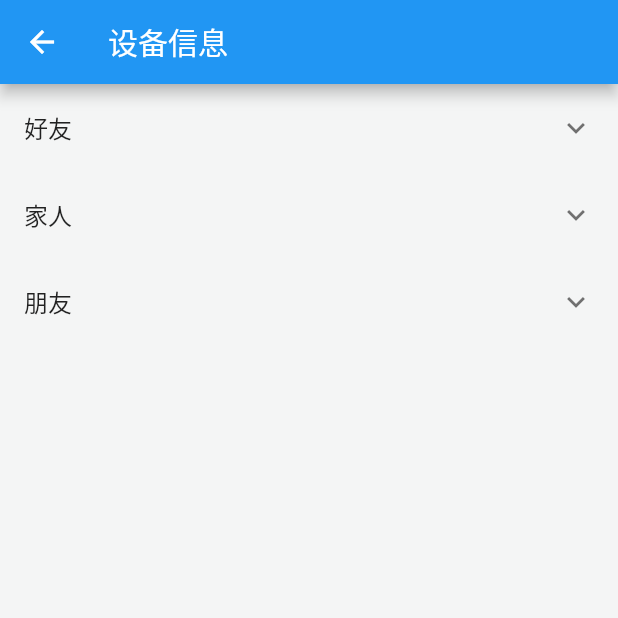
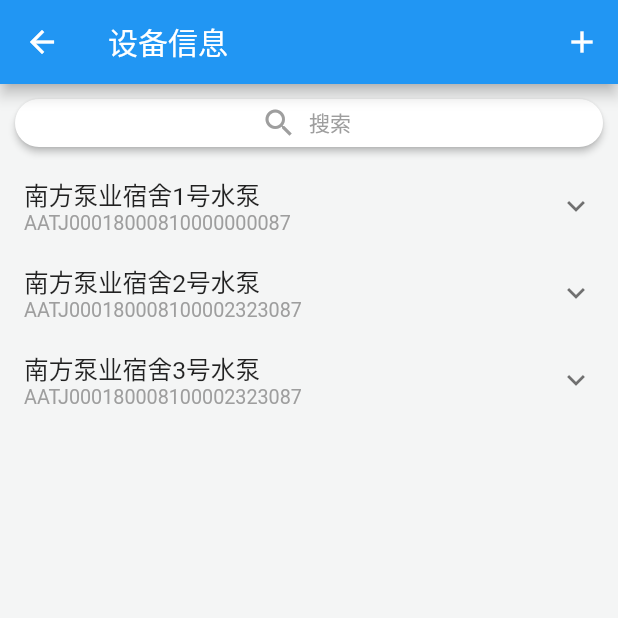
Before and after one commit to yc199609/easy_raotating, a Flutter app: the ChipBindDetailPage screen opened directly, on a phone screen of 412 x 824 dp, the top half of it. Run offline on Flutter 3.47's test engine with Material 2 defaults, Android fonts, the phone set to English and light mode, and no system bars; our stand-ins replace charts_flutter, flutter_screenutil, flutter_slidable, flutter_svg; network calls fail.

Commit message:
:lipstick: 芯片绑定样式调整

```diff
--- a/lib/pages/chip_bind_detail_page/index.dart
+++ b/lib/pages/chip_bind_detail_page/index.dart
@@ -1,6 +1,8 @@
 import 'package:flutter/material.dart';
 import 'package:flutter_screenutil/flutter_screenutil.dart';
+import 'package:flutter_slidable/flutter_slidable.dart';
 import '../../components/myExpansionTile.dart';
+import '../../components/search_bar.dart';
 
 class ChipBindDetailPage extends StatefulWidget {
   ChipBindDetailPage({Key key}) : super(key: key);
@@ -25,10 +27,19 @@ class _ChipBindDetailPageState extends State<ChipBindDetailPage> {
   Widget build(BuildContext context) {
     ScreenUtil.instance = ScreenUtil(width: 750, height: 1334)..init(context);
     return Scaffold(
-      appBar: AppBar(title: Text('设备信息'),),
+      appBar: AppBar(
+        title: Text('设备信息'),
+        actions: <Widget>[
+          IconButton(
+            icon: Icon(Icons.add),
+            onPressed: (){},
+          )
+        ],
+      ),
       backgroundColor: Color.fromRGBO(244, 245, 245, 1.0),
       body: ListView(
         children: [
+          SearchBarDemo(),
           MyExpansionTile(
             onTap: (){
               setState(() {
@@ -36,11 +47,47 @@ class _ChipBindDetailPageState extends State<ChipBindDetailPage> {
               });
             },
             isExpanded: isActive(0),
-            title:Text('好友'),
+            title:Column(
+              crossAxisAlignment: CrossAxisAlignment.start,
               children: <Widget>[
-              ListTile(title: Text('我的好友1')),
-              ListTile(title: Text('我的好友1'))
+                Text('南方泵业宿舍1号水泵',style: TextStyle(
+                  fontSize: ScreenUtil().setSp(30)
+                ),),
+                Text('AATJ00018000810000000087',style: TextStyle(
+                  fontSize: ScreenUtil().setSp(24),
+                  color: Colors.grey
+                ),)
               ],
+            ),
+            children: List.generate(5, (i)=>(
+              Slidable(
+                actionPane: SlidableScrollActionPane(),//滑出选项的面板 动画
+                actionExtentRatio: 0.25,
+                child: ListTile(
+                  leading: ClipRRect(
+                    borderRadius: BorderRadius.circular(8),
+                    child: Image.asset('assets/images/chip.png',width: 56,height: 55),
+                  ),
+                  title: Text('DSFSDSGDSGSDF$i'),
+                  subtitle: Text('前轴承'),
+                ),
+                secondaryActions: <Widget>[//右侧按钮列表
+                  IconSlideAction(
+                    caption: 'More',
+                    color: Colors.black45,
+                    icon: Icons.more_horiz,
+                    onTap: (){},
+                  ),
+                  IconSlideAction(
+                    caption: 'Delete',
+                    color: Colors.red,
+                    icon: Icons.delete,
+                    closeOnTap: false,
+                    onTap: (){},
+                  ),
+                ],
+              )
+            )),
           ),
           MyExpansionTile(
             onTap: (){
@@ -49,17 +96,47 @@ class _ChipBindDetailPageState extends State<ChipBindDetailPage> {
               });
             },
             isExpanded: isActive(1),
-            title:Text('家人'),
+            title:Column(
+              crossAxisAlignment: CrossAxisAlignment.start,
               children: <Widget>[
-              ListTile(title: Text('我的家人1')),
-              ListTile(title: Text('我的家人1')),
-              ListTile(title: Text('我的家人1')),
-              ListTile(title: Text('我的家人1')),
-              ListTile(title: Text('我的家人1')),
-              ListTile(title: Text('我的家人1')),
-              ListTile(title: Text('我的家人1')),
-              ListTile(title: Text('我的家人1')),
+                Text('南方泵业宿舍2号水泵',style: TextStyle(
+                  fontSize: ScreenUtil().setSp(30)
+                ),),
+                Text('AATJ000180008100002323087',style: TextStyle(
+                  fontSize: ScreenUtil().setSp(24),
+                  color: Colors.grey
+                ),)
               ],
+            ),
+            children: List.generate(5, (i)=>(
+              Slidable(
+                actionPane: SlidableScrollActionPane(),//滑出选项的面板 动画
+                actionExtentRatio: 0.25,
+                child: ListTile(
+                  leading: ClipRRect(
+                    borderRadius: BorderRadius.circular(8),
+                    child: Image.asset('assets/images/chip.png',width: 56,height: 55),
+                  ),
+                  title: Text('DSFSDSGDSGSDF$i'),
+                  subtitle: Text('后轴承'),
+                ),
+                secondaryActions: <Widget>[//右侧按钮列表
+                  IconSlideAction(
+                    caption: 'More',
+                    color: Colors.black45,
+                    icon: Icons.more_horiz,
+                    onTap: (){},
+                  ),
+                  IconSlideAction(
+                    caption: 'Delete',
+                    color: Colors.red,
+                    icon: Icons.delete,
+                    closeOnTap: false,
+                    onTap: (){},
+                  ),
+                ],
+              )
+            ))
           ),
           MyExpansionTile(
             onTap: (){
@@ -68,16 +145,72 @@ class _ChipBindDetailPageState extends State<ChipBindDetailPage> {
               });
             },
             isExpanded: isActive(2),
-            title:Text('朋友'),
+            title:Column(
+              crossAxisAlignment: CrossAxisAlignment.start,
               children: <Widget>[
-              ListTile(title: Text('我的朋友1')),
-              ListTile(title: Text('我的朋友1')),
-              ListTile(title: Text('我的朋友1')),
-              ListTile(title: Text('我的朋友1'))
+                Text('南方泵业宿舍3号水泵',style: TextStyle(
+                  fontSize: ScreenUtil().setSp(30)
+                ),),
+                Text('AATJ000180008100002323087',style: TextStyle(
+                  fontSize: ScreenUtil().setSp(24),
+                  color: Colors.grey
+                ),)
               ],
+            ),
+            children: List.generate(5, (i)=>(
+              Slidable(
+                actionPane: SlidableScrollActionPane(),//滑出选项的面板 动画
+                actionExtentRatio: 0.25,
+                child: ListTile(
+                  leading: ClipRRect(
+                    borderRadius: BorderRadius.circular(8),
+                    child: Image.asset('assets/images/chip.png',width: 56,height: 55),
+                  ),
+                  title: Text('DSFSDSGDSGSDF$i'),
+                  subtitle: Text('左侧面'),
+                ),
+                secondaryActions: <Widget>[//右侧按钮列表
+                  IconSlideAction(
+                    caption: 'More',
+                    color: Colors.black45,
+                    icon: Icons.more_horiz,
+                    onTap: (){},
+                  ),
+                  IconSlideAction(
+                    caption: 'Delete',
+                    color: Colors.red,
+                    icon: Icons.delete,
+                    closeOnTap: false,
+                    onTap: (){},
+                  ),
+                ],
+              )
+            ))
           ),
         ],
       ),
     );
   }
 }
+
+
+class SearchBarDemo extends StatelessWidget {
+  @override
+  Widget build(BuildContext context) {
+    return Container(
+      height: 52.0,
+      child: Padding(
+        padding: EdgeInsets.all(10),
+        child: new RaisedButton.icon(
+          label: Text('搜索',style: TextStyle(color: Colors.grey),),
+          icon: Icon(Icons.search,color: Colors.grey,),
+          onPressed: (){
+            showSearch(context: context, delegate: SearchBarDelegate());
+          },
+          color: Colors.white,
+          shape:RoundedRectangleBorder(borderRadius: BorderRadius.circular(20.0)),
+        )
+      ),
+    );
+  }
+}
--- a/pubspec.yaml
+++ b/pubspec.yaml
@@ -27,6 +27,7 @@ dependencies:
   provider: 3.0.0+1 #数据管理层
   flutter_svg: ^0.15.0
   charts_flutter: ^0.6.0
+  flutter_slidable: ^0.5.4
 
 dev_dependencies:
   flutter_test:
@@ -47,6 +48,7 @@ flutter:
   # To add assets to your application, add an assets section, like this:
   assets:
    - assets/images/avatar.jpeg
+   - assets/images/chip.png
    - assets/svg/1.svg
    - assets/svg/2.svg
    - assets/svg/3.svg
```
Also changed, not shown: assets/images/chip.png (added), pubspec.lock. Lines whose indentation alone changed are shown as unchanged.
